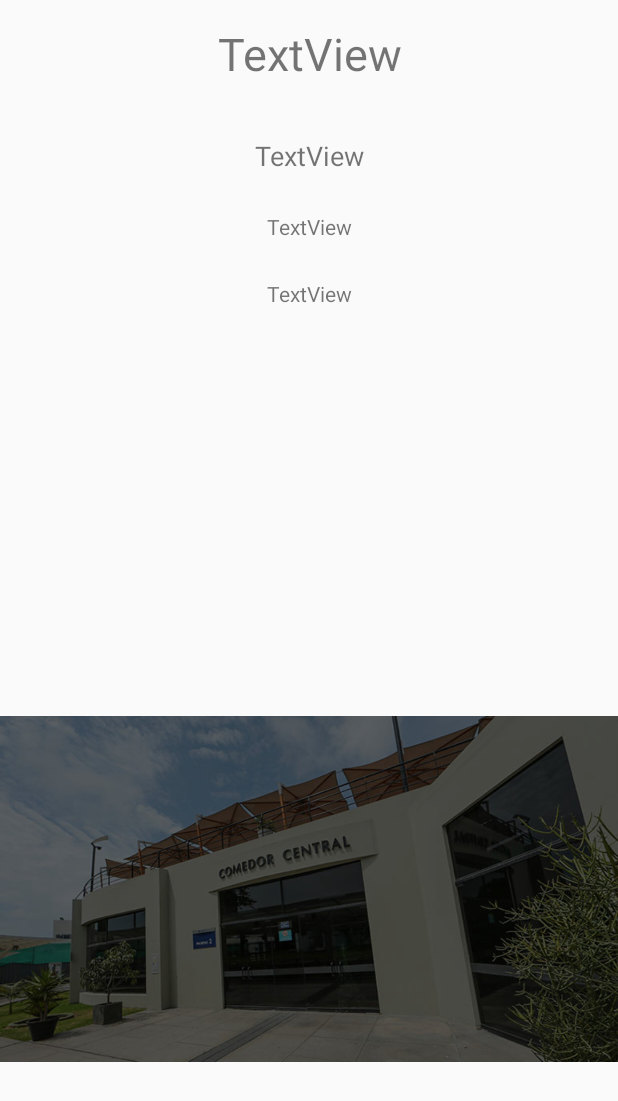
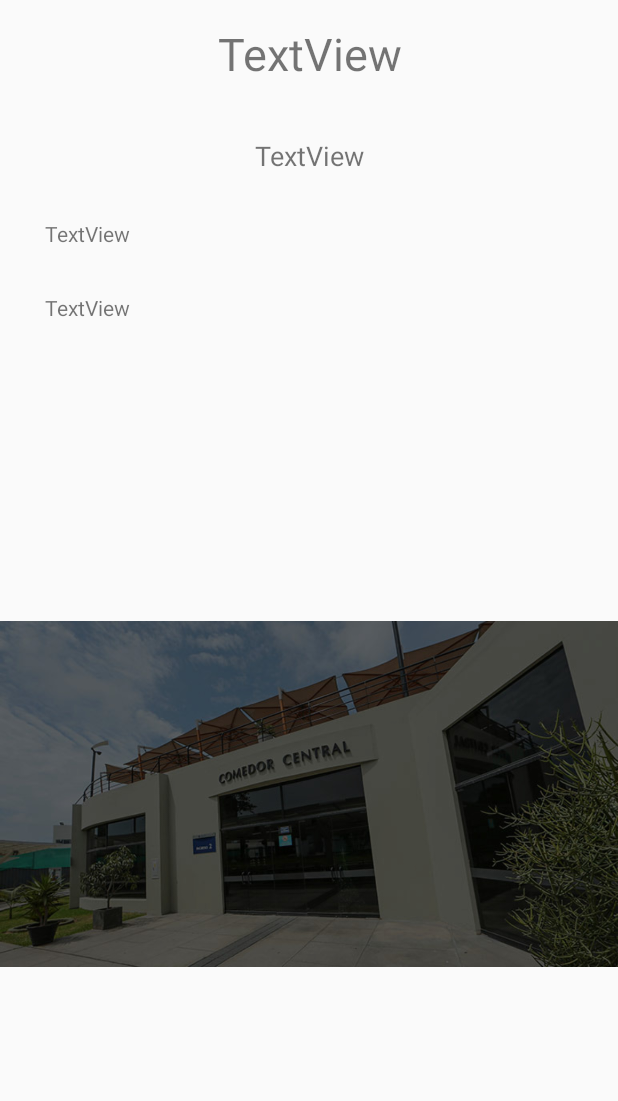
Before and after one commit to ruthnadiezhda/ProyectoIndividualApps, an Android app: the layout detalles_noticias.xml on its own in the app's theme, with its tools: preview values and no code run, on a phone screen of 412 x 824 dp. Shown: the top 1101 px of the screen. Run offline under Robolectric (Android 15) with nearby library versions, the phone set to English and light mode, and no system bars; Roboto replaces fonts that are not available here.

```diff
--- a/app/src/main/java/com/example/proyectoindividualapps/BibliotecasActivity.java
+++ b/app/src/main/java/com/example/proyectoindividualapps/BibliotecasActivity.java
@@ -85,7 +85,7 @@ public class BibliotecasActivity extends AppCompatActivity implements Navigation
 
         buscador = findViewById(R.id.buscadorBiblioteca);
         if (buscador.getText().toString().isEmpty()) {
-            buscador.setError("No deb estar vacio");
+            buscador.setError("No debe estar vacio");
         }
         botonBuscarLibro = findViewById(R.id.buscarBoton);
 
--- a/app/src/main/res/layout/activity_noticias.xml
+++ b/app/src/main/res/layout/activity_noticias.xml
@@ -58,11 +58,11 @@
             android:layout_height="250dp"
             android:layout_marginTop="10dp"
             android:orientation="horizontal"
+            app:layoutManager="androidx.recyclerview.widget.LinearLayoutManager"
             app:layout_constraintEnd_toEndOf="parent"
             app:layout_constraintHorizontal_bias="0.0"
             app:layout_constraintStart_toStartOf="parent"
-            app:layout_constraintTop_toBottomOf="@+id/a"
-            app:layoutManager="androidx.recyclerview.widget.LinearLayoutManager"/>
+            app:layout_constraintTop_toBottomOf="@+id/a" />
 
         <androidx.recyclerview.widget.RecyclerView
             android:id="@+id/recyclerViewEventos"
--- a/app/src/main/res/layout/detalles_noticias.xml
+++ b/app/src/main/res/layout/detalles_noticias.xml
@@ -1,8 +1,14 @@
 <?xml version="1.0" encoding="utf-8"?>
-<androidx.constraintlayout.widget.ConstraintLayout
-    xmlns:android="http://schemas.android.com/apk/res/android"
+<ScrollView xmlns:android="http://schemas.android.com/apk/res/android"
     xmlns:app="http://schemas.android.com/apk/res-auto"
     xmlns:tools="http://schemas.android.com/tools"
+    android:layout_width="match_parent"
+    android:layout_height="fill_parent"
+    android:fillViewport="true"
+    android:isScrollContainer="false"
+    tools:context=".NoticiasActivity">
+
+    <androidx.constraintlayout.widget.ConstraintLayout
         android:layout_width="match_parent"
         android:layout_height="match_parent">
 
@@ -21,9 +27,13 @@
 
         <TextView
             android:id="@+id/introduccionNoticia"
-        android:layout_width="wrap_content"
+            android:layout_width="0dp"
             android:layout_height="wrap_content"
-        android:layout_marginTop="25dp"
+            android:layout_marginStart="30dp"
+            android:layout_marginLeft="30dp"
+            android:layout_marginTop="30dp"
+            android:layout_marginEnd="30dp"
+            android:layout_marginRight="30dp"
             android:fontFamily="@font/baloo"
             android:text="TextView"
             app:layout_constraintEnd_toEndOf="parent"
@@ -32,9 +42,13 @@
 
         <TextView
             android:id="@+id/textoNoticia"
-        android:layout_width="wrap_content"
+            android:layout_width="0dp"
             android:layout_height="wrap_content"
-        android:layout_marginTop="25dp"
+            android:layout_marginStart="30dp"
+            android:layout_marginLeft="30dp"
+            android:layout_marginTop="30dp"
+            android:layout_marginEnd="30dp"
+            android:layout_marginRight="30dp"
             android:fontFamily="@font/baloo"
             android:text="TextView"
             app:layout_constraintEnd_toEndOf="parent"
@@ -45,21 +59,31 @@
             android:id="@+id/fotoNoticia"
             android:layout_width="0dp"
             android:layout_height="wrap_content"
+            android:layout_marginTop="35dp"
             android:layout_marginBottom="15dp"
             app:layout_constraintBottom_toBottomOf="parent"
             app:layout_constraintEnd_toEndOf="parent"
+            app:layout_constraintHorizontal_bias="0.0"
             app:layout_constraintStart_toStartOf="parent"
+            app:layout_constraintTop_toBottomOf="@+id/textoNoticia"
             app:srcCompat="@drawable/comedorcentraloscurecido" />
 
         <TextView
             android:id="@+id/autorNoticia"
             android:layout_width="wrap_content"
             android:layout_height="wrap_content"
+            android:layout_marginStart="15dp"
+            android:layout_marginLeft="15dp"
             android:layout_marginTop="35dp"
+            android:layout_marginEnd="15dp"
+            android:layout_marginRight="15dp"
             android:fontFamily="@font/baloo"
             android:text="TextView"
             android:textSize="18sp"
             app:layout_constraintEnd_toEndOf="parent"
             app:layout_constraintStart_toStartOf="parent"
             app:layout_constraintTop_toBottomOf="@+id/tituloNoticia" />
+
+
     </androidx.constraintlayout.widget.ConstraintLayout>
+</ScrollView>
--- a/app/src/main/res/layout/noticias_rv.xml
+++ b/app/src/main/res/layout/noticias_rv.xml
@@ -8,12 +8,14 @@
     app:cardCornerRadius="2dp"
     app:cardElevation="8dp">
 
+    <ScrollView
+        android:layout_width="match_parent"
+        android:layout_height="match_parent">
     <LinearLayout
         android:layout_width="match_parent"
         android:layout_height="match_parent"
         android:orientation="vertical"
         android:padding="10dp">
-
 
         <TextView
             android:id="@+id/tituloNoticiaRV"
@@ -23,7 +25,7 @@
             android:fontFamily="@font/baloo"
             android:gravity="clip_horizontal|center"
             android:text="TextView"
-            android:textSize="14sp" />
+            android:textSize="15sp" />
 
             <ImageView
                 android:id="@+id/imageNoticiaRV"
@@ -39,5 +41,10 @@
                 android:layout_height="wrap_content"
                 android:layout_gravity="center"
                 android:text="Saber mas" />
+
+
+
             </LinearLayout>
+        </ScrollView>
+
 </androidx.cardview.widget.CardView>
```
Lines whose indentation alone changed are shown as unchanged.
